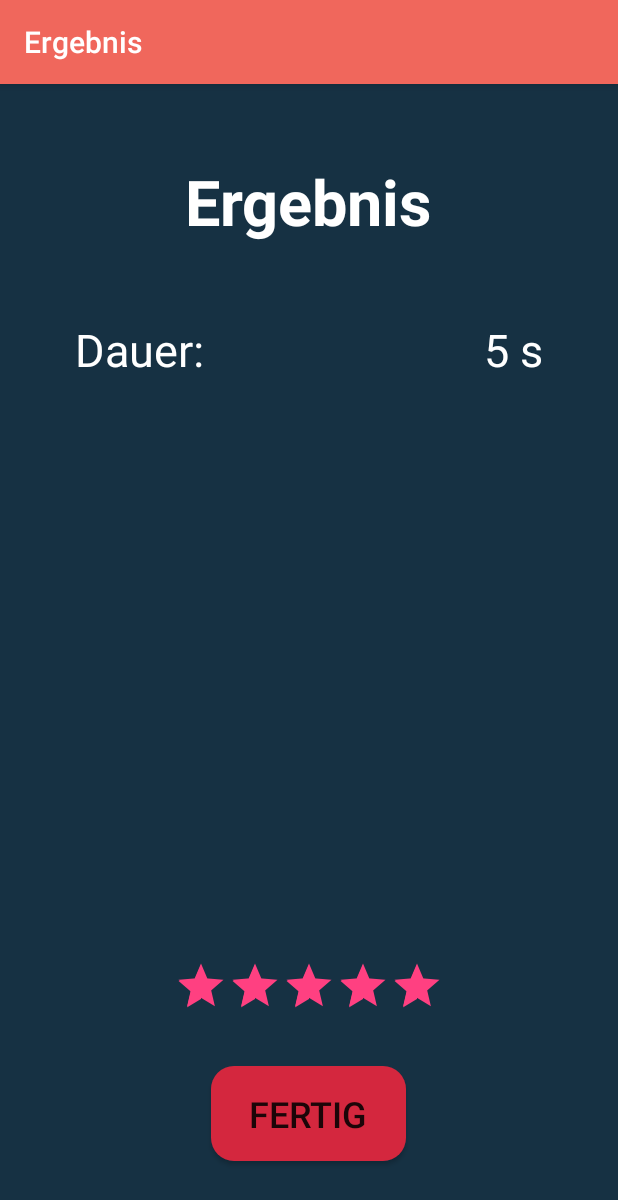
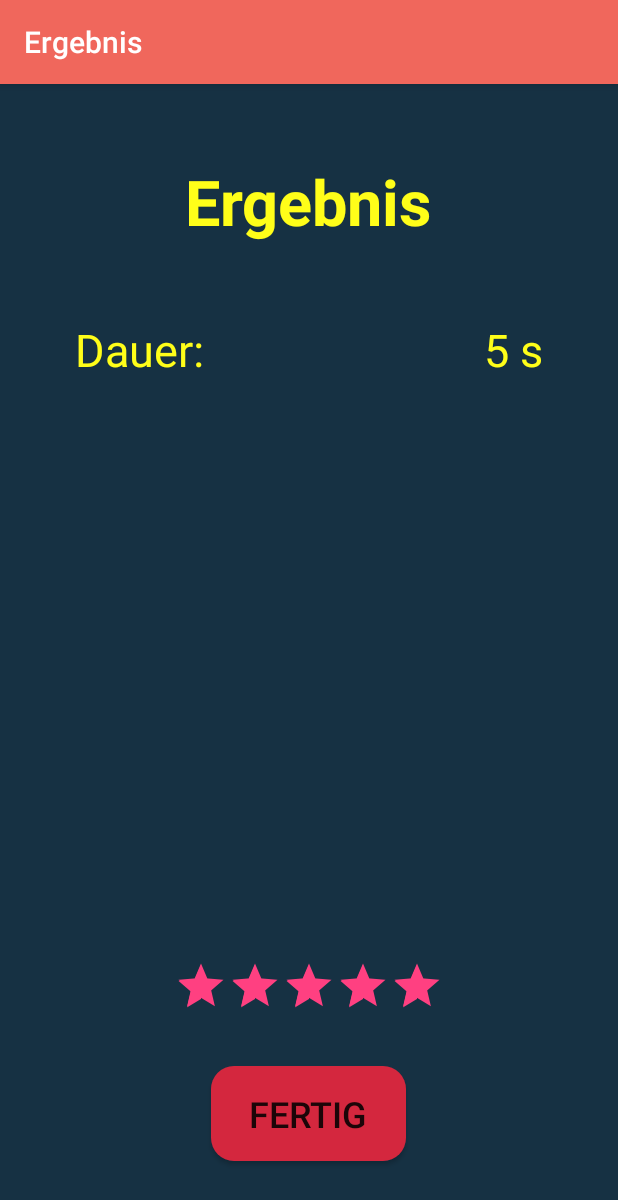
Before and after one commit to StefanSator/zapp-brealth, an Android app: the LesenTask screen opened directly, with no data from a screen before it, after a tap on "FERTIG", on a phone screen of 412 x 824 dp. Shown: the top 1200 px of the screen. Run offline under Robolectric (Android 15) with nearby library versions, the phone set to English and light mode, and no system bars.

Commit message:
rating implemented

```diff
--- a/app/src/main/res/layout/activity_lesen.xml
+++ b/app/src/main/res/layout/activity_lesen.xml
@@ -4,7 +4,8 @@
 
 <RelativeLayout xmlns:android="http://schemas.android.com/apk/res/android"
     android:layout_width="match_parent"
-    android:layout_height="match_parent">
+    android:layout_height="match_parent"
+    android:background="@color/lightblack">
 
     <ScrollView
         android:layout_width="match_parent"
@@ -17,7 +18,8 @@
             android:lineSpacingExtra="10sp"
             android:textAllCaps="false"
             android:textAppearance="@android:style/TextAppearance.Material.Display2"
-            android:textSize="36sp" />
+            android:textSize="36sp"
+            android:textColor="@color/yellow" />
     </ScrollView>
 
     <Button
--- a/app/src/main/res/layout/activity_taskendscreen.xml
+++ b/app/src/main/res/layout/activity_taskendscreen.xml
@@ -13,7 +13,7 @@
         android:layout_height="wrap_content"
         android:layout_centerHorizontal="true"
         android:layout_marginTop="50dp"
-        android:textColor="@color/white"
+        android:textColor="@color/yellow"
         android:text="@string/rechnenend_ergebnis"
         android:textSize="42sp"
         android:textStyle="bold" />
@@ -26,7 +26,7 @@
         android:paddingTop="50dp"
         android:paddingStart="50dp"
         android:textSize="30sp"
-        android:textColor="@color/white"
+        android:textColor="@color/yellow"
         android:text="@string/bemerkung_rechnenend"/>
 
     <TextView
@@ -37,7 +37,7 @@
         android:layout_below="@+id/ergebnis_rechnenend"
         android:paddingTop="50dp"
         android:paddingEnd="50dp"
-        android:textColor="@color/white"
+        android:textColor="@color/yellow"
         android:textSize="30sp" />
 
 
@@ -48,7 +48,7 @@
         android:layout_below="@+id/bemerkung_rechnenend"
         android:padding="50dp"
         android:textSize="30sp"
-        android:textColor="@color/white"
+        android:textColor="@color/yellow"
         android:text="@string/falsch_rechnenend"/>
 
     <TextView
@@ -59,7 +59,7 @@
         android:layout_alignBottom="@+id/falsch_rechnenend"
         android:layout_toEndOf="@+id/back_button_rechnenend"
         android:padding="50dp"
-        android:textColor="@color/white"
+        android:textColor="@color/yellow"
         android:textSize="30sp" />
 
     <RatingBar
```
Also changed, not shown: app/src/main/res/layout/activity_memory.xml (+13 -12 lines), app/src/main/res/layout/activity_rechnen.xml (+10 -2 lines).
